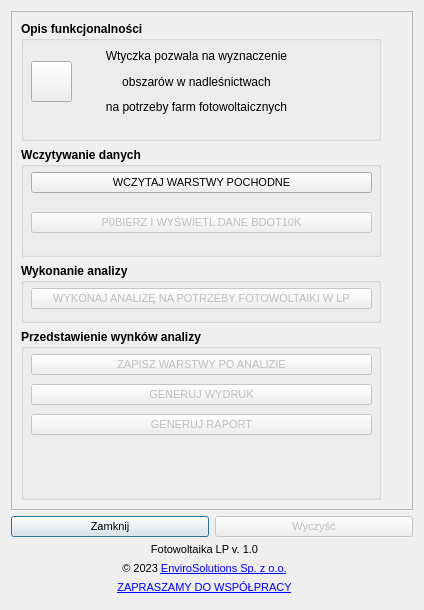
Qt form photovoltaics_LP_dialog_base.ui (envirosolutionspl/pv_las) before a commit.
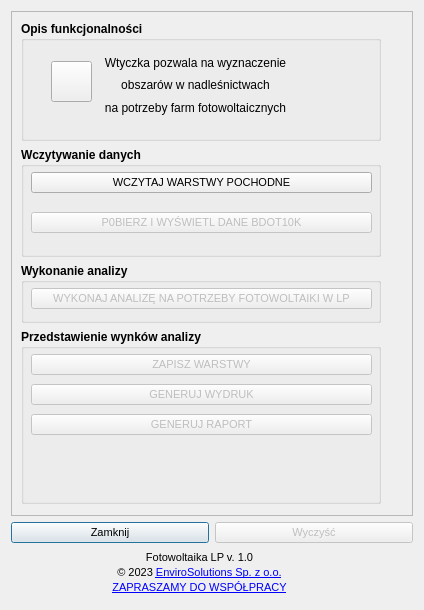
The same form after that commit. Icons and pictures are not drawn.

Diff of the .ui file:
```diff
--- a/photovoltaics_LP_dialog_base.ui
+++ b/photovoltaics_LP_dialog_base.ui
@@ -97,7 +97,7 @@
             <x>0</x>
             <y>0</y>
             <width>396</width>
-            <height>423</height>
+            <height>422</height>
            </rect>
           </property>
           <layout class="QGridLayout" name="gridLayout_2">
@@ -250,7 +250,7 @@
                   </font>
                  </property>
                  <property name="text">
-                  <string>ZAPISZ WARSTWY PO ANALIZIE</string>
+                  <string>ZAPISZ WARSTWY</string>
                  </property>
                 </widget>
                </item>
@@ -308,20 +308,23 @@
               <property name="geometry">
                <rect>
                 <x>70</x>
-                <y>20</y>
+                <y>30</y>
                 <width>211</width>
-                <height>81</height>
+                <height>71</height>
                </rect>
               </property>
               <layout class="QHBoxLayout" name="horizontalLayout_4">
+               <property name="spacing">
+                <number>4</number>
+               </property>
                <property name="leftMargin">
-                <number>5</number>
+                <number>2</number>
                </property>
                <property name="topMargin">
-                <number>5</number>
+                <number>2</number>
                </property>
                <property name="rightMargin">
-                <number>5</number>
+                <number>4</number>
                </property>
                <property name="bottomMargin">
                 <number>5</number>
@@ -402,7 +405,7 @@
              <widget class="QPushButton" name="helpBtn">
               <property name="geometry">
                <rect>
-                <x>10</x>
+                <x>30</x>
                 <y>40</y>
                 <width>41</width>
                 <height>41</height>
@@ -483,16 +486,16 @@
    <item row="3" column="0">
     <layout class="QHBoxLayout" name="horizontalLayout_8">
      <property name="spacing">
-      <number>5</number>
+      <number>3</number>
      </property>
      <property name="sizeConstraint">
-      <enum>QLayout::SetFixedSize</enum>
+      <enum>QLayout::SetDefaultConstraint</enum>
      </property>
      <property name="leftMargin">
       <number>0</number>
      </property>
      <property name="topMargin">
-      <number>0</number>
+      <number>2</number>
      </property>
      <property name="rightMargin">
       <number>5</number>
@@ -501,28 +504,35 @@
       <number>5</number>
      </property>
      <item>
-      <widget class="QLabel" name="label_60">
-       <property name="maximumSize">
-        <size>
-         <width>90</width>
-         <height>90</height>
-        </size>
+      <layout class="QGridLayout" name="gridLayout_7" columnstretch="0">
+       <property name="leftMargin">
+        <number>20</number>
        </property>
-       <property name="text">
-        <string/>
-       </property>
-       <property name="pixmap">
-        <pixmap>images/lasy_panstwowe-logo-9E441EA471-seeklogo.com.png</pixmap>
-       </property>
-       <property name="scaledContents">
-        <bool>true</bool>
-       </property>
-      </widget>
+       <item row="0" column="0">
+        <widget class="QLabel" name="label_60">
+         <property name="maximumSize">
+          <size>
+           <width>60</width>
+           <height>60</height>
+          </size>
+         </property>
+         <property name="text">
+          <string/>
+         </property>
+         <property name="pixmap">
+          <pixmap>images/lasy_panstwowe-logo-9E441EA471-seeklogo.com.png</pixmap>
+         </property>
+         <property name="scaledContents">
+          <bool>true</bool>
+         </property>
+        </widget>
+       </item>
+      </layout>
      </item>
      <item>
       <layout class="QGridLayout" name="gridLayout_6">
        <property name="spacing">
-        <number>6</number>
+        <number>2</number>
        </property>
        <item row="2" column="0">
         <widget class="QLabel" name="lbl_email_2">
```
Left out of the diff: 224 changed lines with no effect on the pictures.
